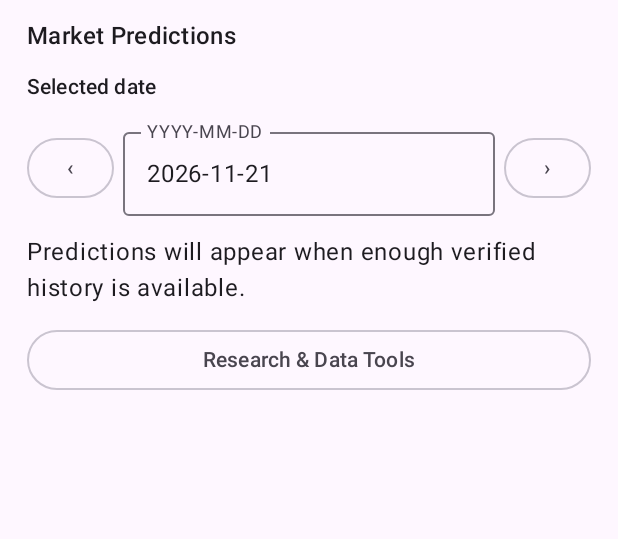
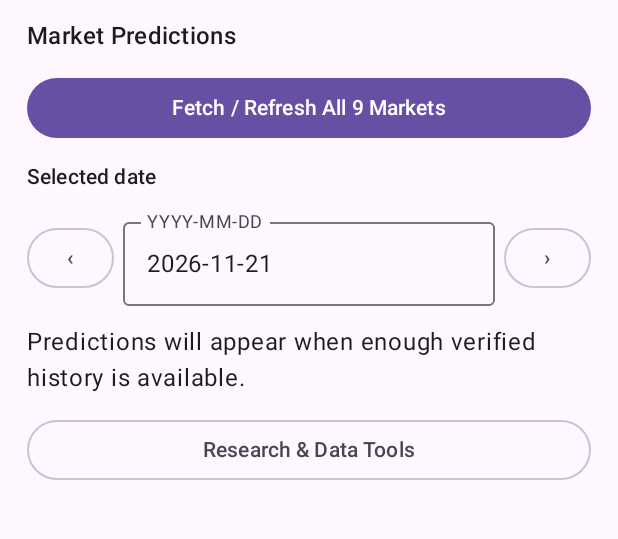
Before and after one commit to sandipsonawane73618-coder/RE-LAB, an Android app built with Jetpack Compose: the screen it shows after launch (MainActivity), on a phone screen of 412 x 824 dp, the part 87-626 px from its top. Run offline under Robolectric (Android 15) with nearby library versions, the phone set to English and light mode, and no system bars.

Commit message:
perf: cache dashboard analysis and remove startup chart fetch

```diff
--- a/app/src/main/java/com/relab/app/MainActivity.kt
+++ b/app/src/main/java/com/relab/app/MainActivity.kt
@@ -61,6 +61,13 @@ import com.relab.core.SourceObservationMerger
 import com.relab.core.SourceTimingAnalytics
 import com.relab.core.SourceReconciliation
 import java.time.LocalDate
+import java.time.Instant
+import java.security.MessageDigest
+import com.google.gson.Gson
+import com.google.gson.GsonBuilder
+import com.google.gson.JsonDeserializer
+import com.google.gson.JsonSerializer
+import java.io.File
 import java.io.ByteArrayInputStream
 import java.io.ByteArrayOutputStream
 import java.io.InputStream
@@ -199,6 +206,63 @@ private data class DashboardAnalysisSnapshot(
     val sourceTiming: List<com.relab.core.SourceTimingSummary>,
     val sourceIndependence: List<com.relab.core.SourceIndependenceReport>
 )
+
+private data class DashboardAnalysisCacheEntry(
+    val cacheKey: String,
+    val snapshot: DashboardAnalysisSnapshot,
+    val coverageReports: List<com.relab.core.CoverageReport>
+)
+
+private object DashboardAnalysisCache {
+    private val gson: Gson = GsonBuilder()
+        .registerTypeAdapter(LocalDate::class.java, JsonSerializer<LocalDate> { value, _, _ ->
+            com.google.gson.JsonPrimitive(value.toString())
+        })
+        .registerTypeAdapter(LocalDate::class.java, JsonDeserializer<LocalDate> { json, _, _ ->
+            LocalDate.parse(json.asString)
+        })
+        .registerTypeAdapter(Instant::class.java, JsonSerializer<Instant> { value, _, _ ->
+            com.google.gson.JsonPrimitive(value.toString())
+        })
+        .registerTypeAdapter(Instant::class.java, JsonDeserializer<Instant> { json, _, _ ->
+            Instant.parse(json.asString)
+        })
+        .create()
+
+    fun key(
+        observations: List<com.relab.core.SourceObservation>,
+        targetDate: LocalDate,
+        ranges: Map<String, Pair<LocalDate, LocalDate>>
+    ): String {
+        val stableRows = SourceCsvExporter.export(observations)
+        val rangeText = ranges.toSortedMap().entries.joinToString("|") {
+            "${it.key}=${it.value.first},${it.value.second}"
+        }
+        val input = "dashboard-analysis-v1|$targetDate|$rangeText|$stableRows"
+        return MessageDigest.getInstance("SHA-256")
+            .digest(input.toByteArray(Charsets.UTF_8))
+            .joinToString("") { "%02x".format(it) }
+    }
+
+    fun read(context: android.content.Context, expectedKey: String): DashboardAnalysisCacheEntry? {
+        val file = File(context.filesDir, "dashboard-analysis-cache-v1.json")
+        if (!file.isFile) return null
+        return try {
+            gson.fromJson(file.readText(Charsets.UTF_8), DashboardAnalysisCacheEntry::class.java)
+                ?.takeIf { it.cacheKey == expectedKey }
+        } catch (_: Exception) {
+            null
+        }
+    }
+
+    fun write(context: android.content.Context, entry: DashboardAnalysisCacheEntry) {
+        val file = File(context.filesDir, "dashboard-analysis-cache-v1.json")
+        val temporary = File(context.filesDir, "dashboard-analysis-cache-v1.tmp")
+        temporary.writeText(gson.toJson(entry), Charsets.UTF_8)
+        if (file.exists() && !file.delete()) error("Could not replace previous analysis cache")
+        if (!temporary.renameTo(file)) error("Could not commit analysis cache")
+    }
+}
 
 private fun buildDashboardAnalysisSnapshot(
     observations: List<com.relab.core.SourceObservation>,
@@ -301,13 +365,7 @@ private fun RelabHome(
     var chartUrl by remember { mutableStateOf("") }
     var linkBusy by remember { mutableStateOf(false) }
 
-    LaunchedEffect(Unit) {
-        // Refresh canonical results on every app launch. Exact re-imports are skipped by the
-        // database merger; source conflicts remain visible and each successful market persists.
-        if (!linkBusy) {
-            importAllCanonicalCharts(onSaveLinkObservations, { observations = it }, { importMessage = it }, { linkBusy = it })
-        }
-    }
+    // Canonical chart fetching is explicit. Startup must never perform nine network requests.
     val exportPicker = rememberLauncherForActivityResult(ActivityResultContracts.CreateDocument("text/csv")) { uri: Uri? ->
         if (uri != null) {
             try {
@@ -353,14 +411,39 @@ private fun RelabHome(
     var analysisSnapshot by remember { mutableStateOf<DashboardAnalysisSnapshot?>(null) }
     var analysisError by remember { mutableStateOf<String?>(null) }
     var analysisCompletedFor by remember { mutableStateOf<List<com.relab.core.SourceObservation>?>(null) }
-
-    // Reconciliation, pattern scans, candidate generation and chronological backtests
-    // operate on thousands of rows. Keep the complete analysis off the Compose/UI thread.
-    LaunchedEffect(observations, selectedDate) {
+    var coverageReports by remember { mutableStateOf<List<com.relab.core.CoverageReport>>(emptyList()) }
+    var coverageLoading by remember { mutableStateOf(true) }
+    var coverageError by remember { mutableStateOf<String?>(null) }
+    var coverageCompletedFor by remember { mutableStateOf<String?>(null) }
+
+    // Reuse a durable analysis snapshot when the exact dataset/date/settings are unchanged.
+    // On a cache miss, compute off the UI thread and persist the completed result below.
+    LaunchedEffect(observations, selectedDate, coverageRangeOverrides) {
+        val rows = observations
+        val ranges = coverageRangeOverrides
+        val cacheKey = withContext(Dispatchers.Default) {
+            DashboardAnalysisCache.key(rows, selectedDate, ranges)
+        }
+        val cached = withContext(Dispatchers.IO) {
+            DashboardAnalysisCache.read(context, cacheKey)
+        }
+        if (cached != null) {
+            analysisSnapshot = cached.snapshot
+            coverageReports = cached.coverageReports
+            analysisError = null
+            analysisCompletedFor = rows
+            coverageCompletedFor = cacheKey
+            coverageError = null
+            coverageLoading = false
+            return@LaunchedEffect
+        }
+
         analysisSnapshot = null
         analysisError = null
         analysisCompletedFor = null
-        val rows = observations
+        coverageCompletedFor = null
+        coverageLoading = true
+        coverageError = null
         try {
             val computed = withContext(Dispatchers.Default) {
                 buildDashboardAnalysisSnapshot(rows, selectedDate)
@@ -373,14 +456,15 @@ private fun RelabHome(
         }
     }
 
-    var coverageReports by remember { mutableStateOf<List<com.relab.core.CoverageReport>>(emptyList()) }
-    var coverageLoading by remember { mutableStateOf(true) }
-    var coverageError by remember { mutableStateOf<String?>(null) }
-
     // Run coverage only after the main analysis snapshot finishes. Running both
     // full-history pipelines at once doubled peak memory on cold launches.
-    LaunchedEffect(observations, coverageRangeOverrides, analysisCompletedFor, analysisSnapshot, analysisError) {
-        // Do not analyse a new dataset using the previous launch's snapshot.
+    LaunchedEffect(observations, selectedDate, coverageRangeOverrides, analysisCompletedFor, analysisSnapshot, analysisError) {
+        val rowsForCache = observations
+        val rangesForCache = coverageRangeOverrides
+        val cacheKey = withContext(Dispatchers.Default) {
+            DashboardAnalysisCache.key(rowsForCache, selectedDate, rangesForCache)
+        }
+        if (coverageCompletedFor == cacheKey) return@LaunchedEffect
         if (analysisCompletedFor != observations) {
             coverageLoading = true
             return@LaunchedEffect
@@ -413,6 +497,14 @@ private fun RelabHome(
                     .sortedWith(compareBy<com.relab.core.CoverageReport> { it.market.name }.thenBy { it.sessionId })
             }
             coverageReports = computed
+            val completedSnapshot = analysisSnapshot ?: return@LaunchedEffect
+            withContext(Dispatchers.IO) {
+                DashboardAnalysisCache.write(
+                    context,
+                    DashboardAnalysisCacheEntry(cacheKey, completedSnapshot, computed)
+                )
+            }
+            coverageCompletedFor = cacheKey
         } catch (error: Exception) {
             coverageReports = emptyList()
             coverageError = error.message ?: "Unknown coverage audit error"
@@ -620,17 +712,11 @@ private fun RelabHome(
     }
 
     val startupLoading = linkBusy || (snapshot == null && analysisError == null) || coverageLoading
-    if (startupLoading) {
-        val startupStatus = when {
-            linkBusy -> "Fetching all five market charts…"
-            snapshot == null -> "Building the reverse-engineering analysis…"
-            else -> "Completing historical coverage audit…"
-        }
-        StartupLoadingScreen(
-            status = startupStatus,
-            detail = importMessage ?: "Loading saved history and preparing the research workspace."
-        )
-        return
+    val startupStatus = when {
+        linkBusy -> "Refreshing all 9 markets…"
+        snapshot == null && analysisError == null -> "Building analysis in background…"
+        coverageLoading -> "Completing coverage audit in background…"
+        else -> "Analysis ready"
     }
 
     MaterialTheme {
@@ -638,6 +724,23 @@ private fun RelabHome(
             Column(Modifier.fillMaxSize().verticalScroll(rememberScrollState()).padding(18.dp), verticalArrangement = Arrangement.spacedBy(12.dp)) {
                 Text("RE-LAB", style = MaterialTheme.typography.headlineLarge)
                 Text("Market Predictions", style = MaterialTheme.typography.titleMedium)
+                if (startupLoading) {
+                    Row(
+                        Modifier.fillMaxWidth(),
+                        horizontalArrangement = Arrangement.spacedBy(8.dp),
+                        verticalAlignment = androidx.compose.ui.Alignment.CenterVertically
+                    ) {
+                        CircularProgressIndicator(modifier = Modifier.width(18.dp), strokeWidth = 2.dp)
+                        Text(startupStatus, style = MaterialTheme.typography.bodySmall)
+                    }
+                } else if (analysisError != null) {
+                    Text("Analysis error: $analysisError", color = MaterialTheme.colorScheme.error, style = MaterialTheme.typography.bodySmall)
+                }
+                Button(
+                    enabled = !linkBusy,
+                    onClick = { scope.launch { importAllCanonicalCharts(onSaveLinkObservations, { observations = it }, { importMessage = it }, { linkBusy = it }) } },
+                    modifier = Modifier.fillMaxWidth()
+                ) { Text(if (linkBusy) "Fetching 9 markets…" else "Fetch / Refresh All 9 Markets") }
                 Text("Selected date", style = MaterialTheme.typography.labelLarge)
                 Row(Modifier.fillMaxWidth(), horizontalArrangement = Arrangement.spacedBy(6.dp), verticalAlignment = androidx.compose.ui.Alignment.CenterVertically) {
                     OutlinedButton(onClick = { selectedDate = selectedDate.minusDays(1); selectedDateText = selectedDate.toString(); dateError = null }) { Text("‹") }
@@ -704,11 +807,6 @@ private fun RelabHome(
                     },
                     modifier = Modifier.fillMaxWidth()
                 ) { Text("Open Two-AI Research Lab") }
-                Button(
-                    enabled = !linkBusy,
-                    onClick = { scope.launch { importAllCanonicalCharts(onSaveLinkObservations, { observations = it }, { importMessage = it }, { linkBusy = it }) } },
-                    modifier = Modifier.fillMaxWidth()
-                ) { Text(if (linkBusy) "Fetching 9 markets…" else "Fetch / Refresh All 9 Markets") }
                 Text("Paste any supported chart URL. RE-LAB detects the market from its exact source path.")
                 OutlinedTextField(
                     value = chartUrl,
@@ -796,7 +894,7 @@ private fun RelabHome(
                         Text("Malformed rows: $malformed   Conflicting dates: $conflicts")
                         Text("Reconciled date groups: ${groups.size}")
                         if (currentReport == null) {
-                            Text("No CSV backup is loaded. Historical charts are fetched automatically when the local dataset is empty; manual import is optional.")
+                            Text("No saved chart history. Import a CSV/bundle or use Fetch / Refresh All 9 Markets when you want to download charts.")
                         }
                         if (currentReport != null && currentReport.issues.isNotEmpty()) {
                             Text("Import row issues: ${currentReport.issues.size}")
```
